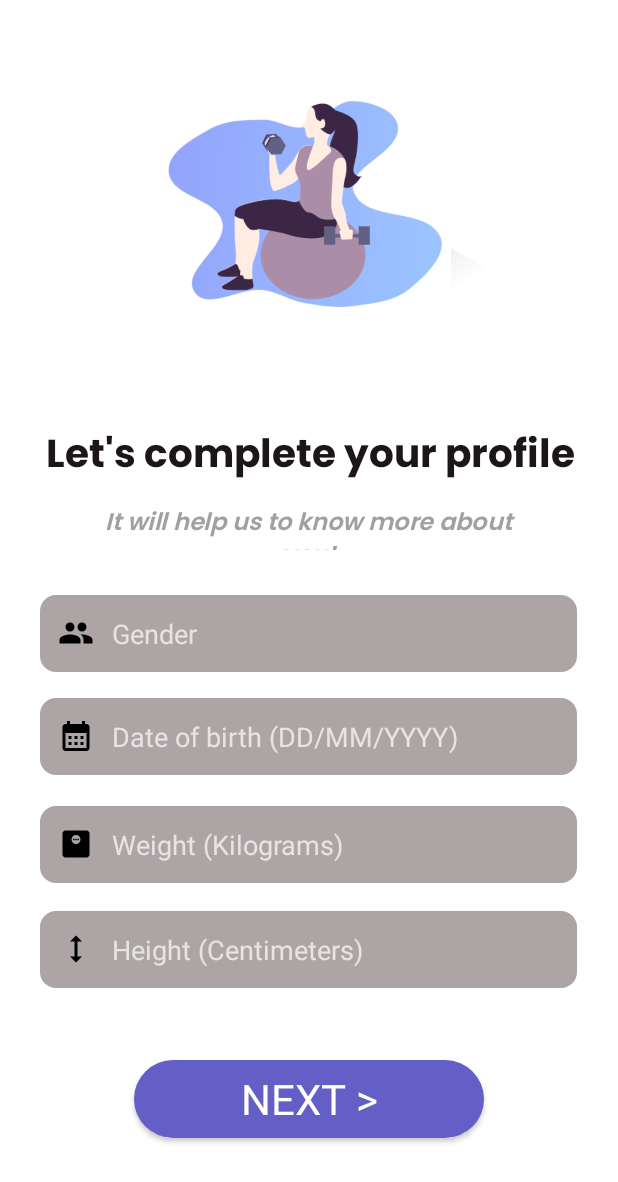
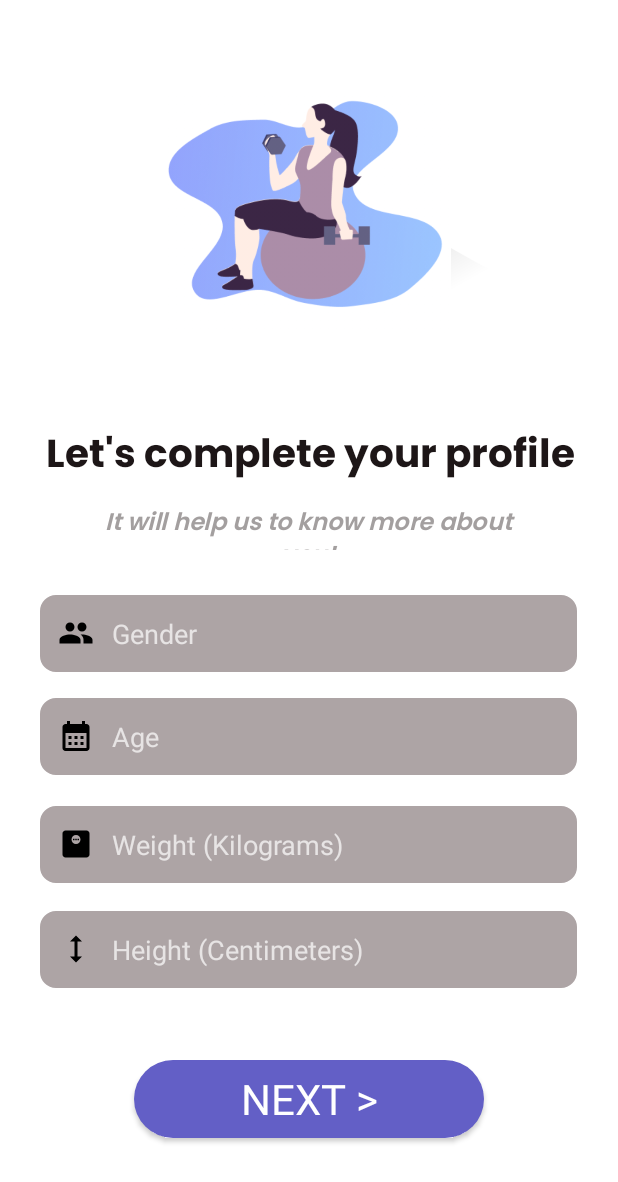
Before and after one commit to philippebertrand22/ENGR-390_Group2, an Android app: the UserProfile screen opened directly, with no data from a screen before it, on a phone screen of 412 x 824 dp. Shown: the top 1182 px of the screen. Run offline under Robolectric (Android 15) with nearby library versions, the light colour scheme and no system bars; our stand-ins replace Firebase (no records; nobody signed in at launch, a user with empty details on screens opened directly); Roboto replaces fonts that are not available here.

Commit message:
quick fix

```diff
--- a/UICode/app/src/main/res/layout/activity_user_profile.xml
+++ b/UICode/app/src/main/res/layout/activity_user_profile.xml
@@ -105,7 +105,7 @@
         android:backgroundTint="@color/colorPrimary"
         android:drawableStart="@drawable/baseline_calendar_month_24"
         android:drawablePadding="12dp"
-        android:hint="Date of birth (DD/MM/YYYY)"
+        android:hint="Age"
         android:paddingStart="12dp"
         android:paddingEnd="12dp"
         app:layout_constraintBottom_toBottomOf="parent"
```
